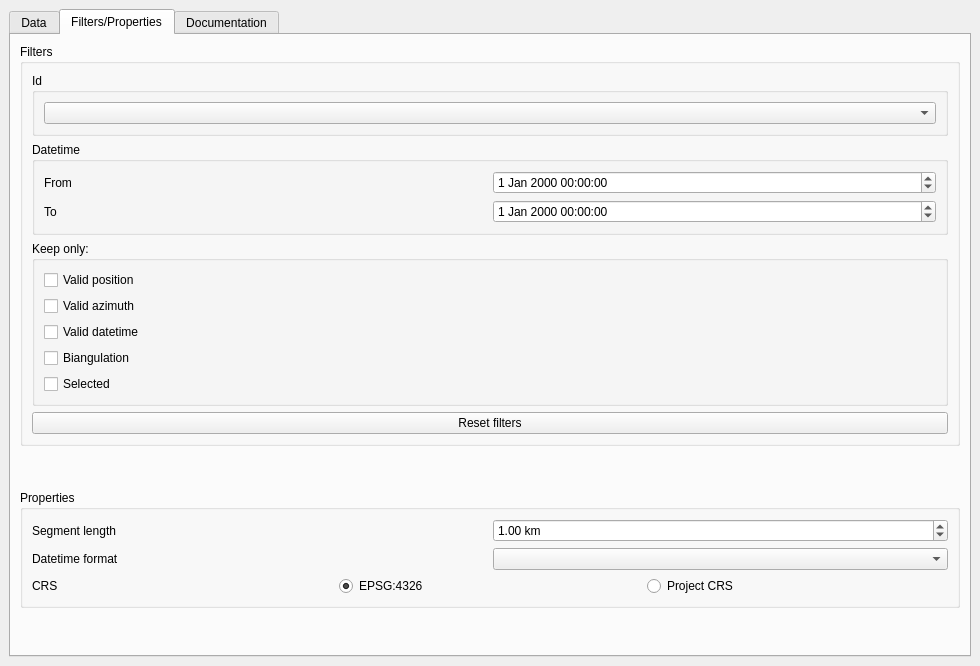
Old version of the form Radiotrack_dockwidget_base.ui in the repository lccanon/Radiotrack.
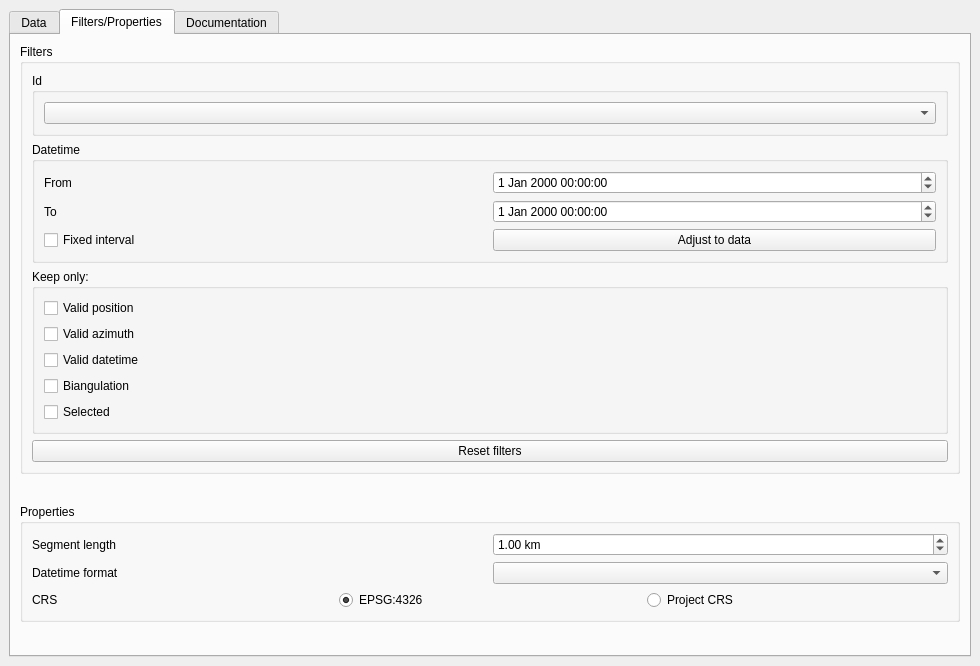
New version of the form. The open tabs and pages were chosen to show the change. Custom widgets are drawn as their Qt base class.

Commit message: Add buttons to manually adjust date filter to exactly cover the parsed data and to fix the interval (not yet working)

```diff
--- a/Radiotrack_dockwidget_base.ui
+++ b/Radiotrack_dockwidget_base.ui
@@ -216,8 +216,23 @@
                   <property name="wrapping">
                    <bool>true</bool>
                   </property>
-                  <property name="toolTip">
-                   <string>Set this field some time after the "From" one.</string>
+                 </widget>
+                </item>
+               </layout>
+              </item>
+              <item>
+               <layout class="QHBoxLayout" name="horizontalLayout_4">
+                <item>
+                 <widget class="QCheckBox" name="constantInterval">
+                  <property name="text">
+                   <string>Fixed interval</string>
+                  </property>
+                 </widget>
+                </item>
+                <item>
+                 <widget class="QPushButton" name="dateTimeAdjust">
+                  <property name="text">
+                   <string>Adjust to data</string>
                   </property>
                  </widget>
                 </item>
```
The commit also changes 1 other file.
